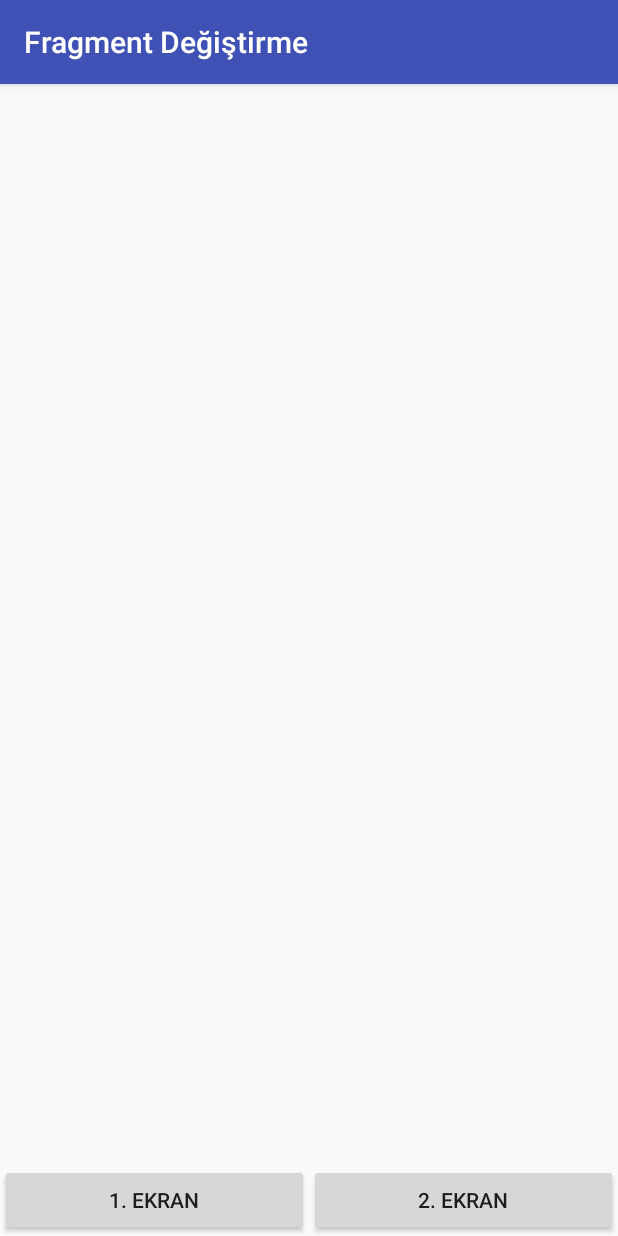
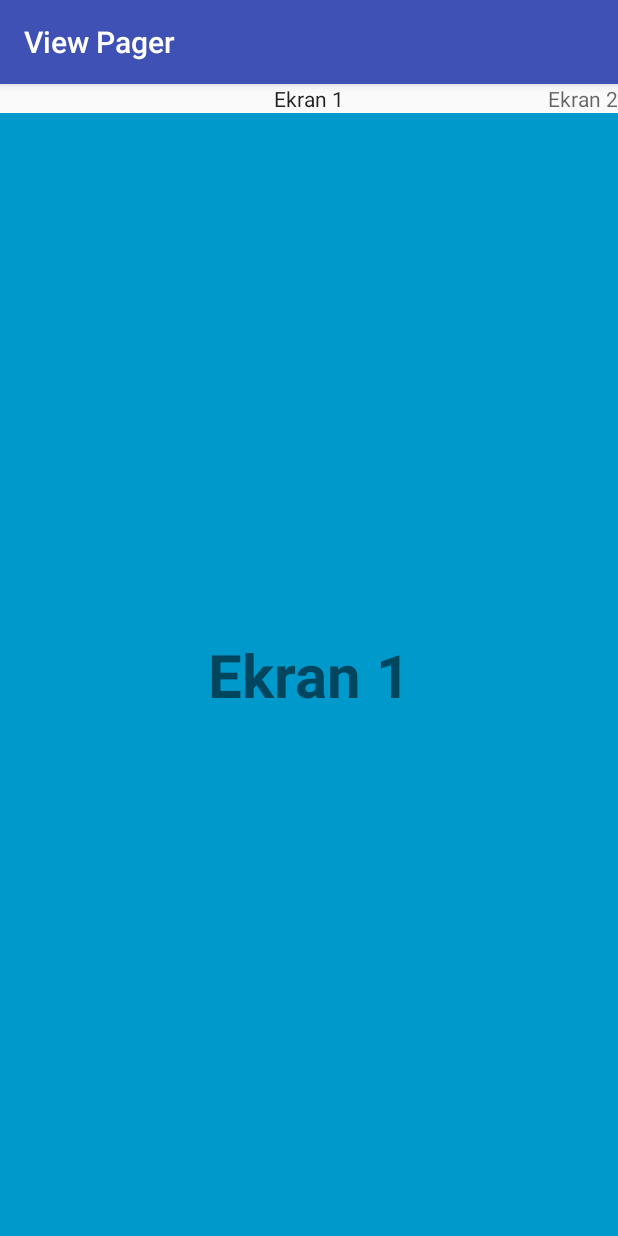
Before and after one commit to mesutozturk/AndroidJ10_8FragmentKullanimi, an Android app: the screen it shows after launch (FragmentDegistrenActivity before the commit, ViewPagerKullanActivity after it), on a phone screen of 412 x 824 dp. Run offline under Robolectric (Android 15) with nearby library versions, the phone set to English and light mode, and no system bars; 1 statement that could not run was skipped.

Commit message:
fragments

```diff
--- a/app/build.gradle
+++ b/app/build.gradle
@@ -27,4 +27,6 @@ dependencies {
     compile 'com.android.support:appcompat-v7:26.+'
     compile 'com.android.support.constraint:constraint-layout:1.0.2'
     testCompile 'junit:junit:4.12'
+
+    compile 'com.ToxicBakery.viewpager.transforms:view-pager-transforms:1.2.32@aar'
 }
--- /dev/null
+++ b/app/src/main/java/com/mstztrk/j10_8fragmentkullanimi/ViewPagerKullanActivity.java
@@ -0,0 +1,82 @@
+package com.mstztrk.j10_8fragmentkullanimi;
+
+import android.os.Bundle;
+import android.support.v4.app.Fragment;
+import android.support.v4.app.FragmentPagerAdapter;
+import android.support.v4.view.ViewPager;
+import android.support.v7.app.AppCompatActivity;
+import android.widget.Toast;
+
+import com.ToxicBakery.viewpager.transforms.ScaleInOutTransformer;
+import com.mstztrk.j10_8fragmentkullanimi.fragments.Ekran1Frag;
+import com.mstztrk.j10_8fragmentkullanimi.fragments.Ekran2Frag;
+import com.mstztrk.j10_8fragmentkullanimi.fragments.RenkSecimFragrment;
+
+public class ViewPagerKullanActivity extends AppCompatActivity {
+    Ekran1Frag f1;
+    Ekran2Frag f2;
+    RenkSecimFragrment rsf;
+    ViewPager vp;
+
+    @Override
+    protected void onCreate(Bundle savedInstanceState) {
+        super.onCreate(savedInstanceState);
+        setContentView(R.layout.activity_view_pager_kullan);
+
+        f1 = new Ekran1Frag();
+        f2 = new Ekran2Frag();
+        rsf = new RenkSecimFragrment();
+
+        vp = (ViewPager) findViewById(R.id.vp);
+
+        FragmentPagerAdapter fpa = new FragmentPagerAdapter(getSupportFragmentManager()) {
+            @Override
+            public Fragment getItem(int position) {
+                if (position == 0)
+                    return f1;
+                else if (position == 1)
+                    return f2;
+                else return rsf;
+            }
+
+            @Override
+            public int getCount() {
+                return 3;
+            }
+
+            @Override
+            public CharSequence getPageTitle(int position) {
+                String[] adlar = {"Ekran 1", "Ekran 2", "Renk Seçici"};
+                return adlar[position];
+            }
+        };
+        vp.setAdapter(fpa);
+
+        vp.addOnPageChangeListener(new ViewPager.OnPageChangeListener() {
+            @Override
+            public void onPageScrolled(int position, float positionOffset, int positionOffsetPixels) {
+
+            }
+
+            @Override
+            public void onPageSelected(int position) {
+                String[] adlar = {"Ekran 1", "Ekran 2", "Renk Seçici"};
+                Toast.makeText(ViewPagerKullanActivity.this, "Seçili Ekran: " + adlar[position], Toast.LENGTH_SHORT).show();
+            }
+
+            @Override
+            public void onPageScrollStateChanged(int state) {
+
+            }
+        });
+
+        //vp.setPageTransformer(true, new CubeInTransformer());
+        vp.setPageTransformer(true, new ScaleInOutTransformer());
+        vp.postDelayed(new Runnable() {
+            @Override
+            public void run() {
+                vp.setCurrentItem(0);
+            }
+        }, 100);
+    }
+}
--- a/app/src/main/java/com/mstztrk/j10_8fragmentkullanimi/fragments/Ekran1Frag.java
+++ b/app/src/main/java/com/mstztrk/j10_8fragmentkullanimi/fragments/Ekran1Frag.java
@@ -1,11 +1,26 @@
 package com.mstztrk.j10_8fragmentkullanimi.fragments;
 
+import android.os.Bundle;
+import android.support.annotation.Nullable;
 import android.support.v4.app.Fragment;
+import android.view.LayoutInflater;
+import android.view.View;
+import android.view.ViewGroup;
+
+import com.mstztrk.j10_8fragmentkullanimi.R;
 
 /**
  * Created by Mesut on 23.10.2017.
  */
 
 public class Ekran1Frag extends Fragment {
+    View root;
 
+    @Nullable
+    @Override
+    public View onCreateView(LayoutInflater inflater, @Nullable ViewGroup container, @Nullable Bundle savedInstanceState) {
+        root = inflater.inflate(R.layout.frag_ekran1, container, false);
+
+        return root;
+    }
 }
--- a/app/src/main/java/com/mstztrk/j10_8fragmentkullanimi/fragments/Ekran2Frag.java
+++ b/app/src/main/java/com/mstztrk/j10_8fragmentkullanimi/fragments/Ekran2Frag.java
@@ -1,6 +1,13 @@
 package com.mstztrk.j10_8fragmentkullanimi.fragments;
 
+import android.os.Bundle;
+import android.support.annotation.Nullable;
 import android.support.v4.app.Fragment;
+import android.view.LayoutInflater;
+import android.view.View;
+import android.view.ViewGroup;
+
+import com.mstztrk.j10_8fragmentkullanimi.R;
 
 /**
  * Created by Mesut on 23.10.2017.
@@ -8,5 +15,12 @@ import android.support.v4.app.Fragment;
 
 public class Ekran2Frag extends Fragment {
 
+    View root;
 
+    @Nullable
+    @Override
+    public View onCreateView(LayoutInflater inflater, @Nullable ViewGroup container, @Nullable Bundle savedInstanceState) {
+        root = inflater.inflate(R.layout.frag_ekran2, container, false);
+        return root;
+    }
 }
--- /dev/null
+++ b/app/src/main/res/layout/activity_view_pager_kullan.xml
@@ -0,0 +1,19 @@
+<?xml version="1.0" encoding="utf-8"?>
+<LinearLayout xmlns:android="http://schemas.android.com/apk/res/android"
+    xmlns:tools="http://schemas.android.com/tools"
+    android:layout_width="match_parent"
+    android:layout_height="match_parent"
+    android:orientation="vertical"
+    tools:context="com.mstztrk.j10_8fragmentkullanimi.ViewPagerKullanActivity">
+
+    <android.support.v4.view.ViewPager
+        android:id="@+id/vp"
+        android:layout_width="match_parent"
+        android:layout_height="match_parent">
+
+        <android.support.v4.view.PagerTitleStrip
+            android:id="@+id/titleStrip"
+            android:layout_width="match_parent"
+            android:layout_height="wrap_content" />
+    </android.support.v4.view.ViewPager>
+</LinearLayout>
```
Also changed, not shown: app/src/main/AndroidManifest.xml (+21 -2 lines), app/src/main/java/com/mstztrk/j10_8fragmentkullanimi/FragmentDegistrenActivity.java (+38 -2 lines), app/src/main/java/com/mstztrk/j10_8fragmentkullanimi/StatikFragmentActivity.java (added, +13 -0 lines), app/src/main/res/layout/activity_statik_fragment.xml (added, +15 -0 lines).
